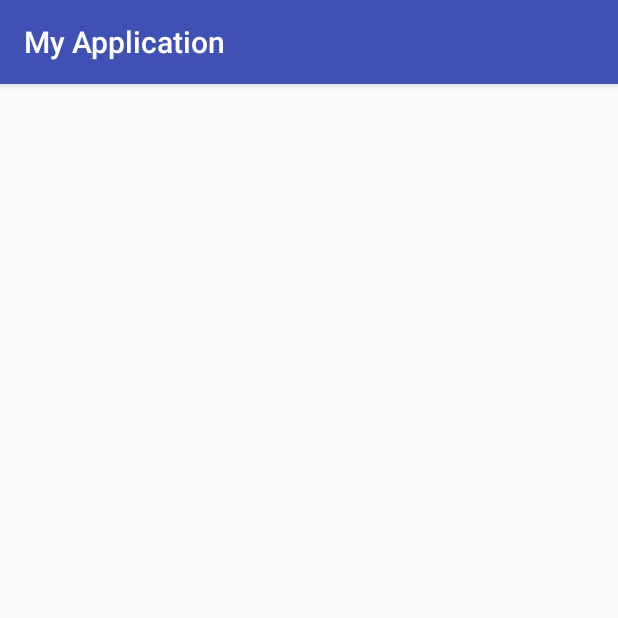
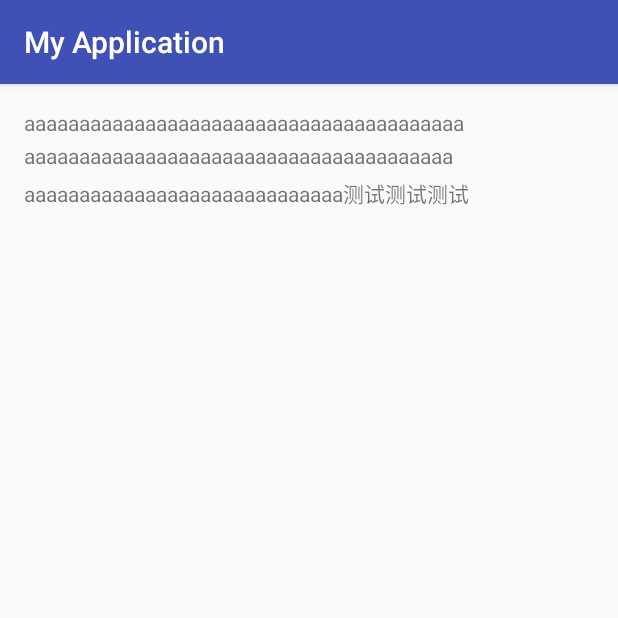
Before and after one commit to FTExplore/ShowMoreLessTextView, an Android app: the screen it shows after launch (MainActivity), on a phone screen of 412 x 824 dp, the top half of it. Run offline under Robolectric (Android 15) with nearby library versions, the phone set to English and light mode, and no system bars.

Commit message:
考虑当MaxLine存在时，最后一行不一定必须显示更多按钮的情况

```diff
--- a/app/src/main/java/com/example/administrator/myapplication/MainActivity.java
+++ b/app/src/main/java/com/example/administrator/myapplication/MainActivity.java
@@ -13,8 +13,8 @@ public class MainActivity extends AppCompatActivity {
         ShowMoreTextView tv = (ShowMoreTextView) findViewById(R.id.tv);
         //tv.setText("测试测试测试测试测试测试测试测试测试测试测试测试测试测试测试测试测试测试测试测试测试测试测试测试测试测试测试测试测试测试测试测试测试测试测试测试测试测试测试测试测试测试测试测试测试测试测试测试测试测试测试测试测试测试测试测试测试测试测试测试测试测试测试测试测试测试测试测试测试测试测试测试测试测试测试测试测试测试测试测试测试测试测试测试测试测试测试测试测试测试测试测试测试测试测试测试测试测试测试测试测试测试测试测试测试测试测试测试测试测试测试测试测试测试测试测试测试测试测试测试测试测试测试测试测试测试测试测试测试测试测试测试测试测试测试测试测试测试测试测试测试测试测试测试测试测试测试测试测试测试测试测试测试测试测试测试测试测试测试测试测试测试测试测试测试测试");
         //tv.setText("abcd");
-        //tv.setText("aaaaaaaaaaaaaaaaaaaaaaaaaaaaaaaaaaaaaaaaaaaaaaaaaaaaaaaaaaaaaaaaaaaaaaaaaaaaaaaaaaaaaaaaaaaaaaaaaaaaaaaaaaaaaaaaaaa");
+        tv.setText("aaaaaaaaaaaaaaaaaaaaaaaaaaaaaaaaaaaaaaaaaaaaaaaaaaaaaaaaaaaaaaaaaaaaaaaaaaaaaaaaaaaaaaaaaaaaaaaaaaaaaaaaaaaa测试测试测试");
         //tv.setText("111111111111111111111111111111111111111111111111111111111111111111111111111111111111");
-        tv.setText("");
+        //tv.setText("");
     }
 }
--- a/app/src/main/java/com/example/administrator/myapplication/ShowMoreTextView.java
+++ b/app/src/main/java/com/example/administrator/myapplication/ShowMoreTextView.java
@@ -96,13 +96,14 @@ public class ShowMoreTextView extends RelativeLayout {
             }
 
             // 考虑到MaxLine 不等于1 的情况，即当默认显示行数不是一行的时候，最后一行要留出一部分空间
-            // TODO 20161125 还要判断最后一行是否需要省略号，即最后一行的空缺是否已经足够6个英文字母
-            if (MaxLine != 1 && !TextUtils.isEmpty(mContentText)){
+            if (MaxLine != 1 && !TextUtils.isEmpty(mContentText) && isOverMaxLines()){
 
                 int LastCharIndex = mContent.getLayout().getLineEnd(mContent.getLineCount() - 1);
                 String shrinkTxt = mContentText.substring(0,LastCharIndex);
                 String result = shrinkTxt.substring(0,calLastIndex(shrinkTxt));
                 mContent.setText(result+"...");
+            }else{
+                mBtnShowMore.setVisibility(GONE);
             }
         }
     };
@@ -220,4 +221,17 @@ public class ShowMoreTextView extends RelativeLayout {
 
         return true;
     }
+
+    /**
+     * 应该显示的内容行数是否已经超出了限定行数
+     * @return true 超出 false 没有超出
+     */
+    private boolean isOverMaxLines(){
+
+        if (mContent.getLayout().getLineCount() < MaxLine){
+            return false;
+        }
+        int temp = mContent.getLayout().getLineEnd(mContent.getLayout().getLineCount() - 1);
+        return mContentText.length() > temp;
+    }
 }
```
